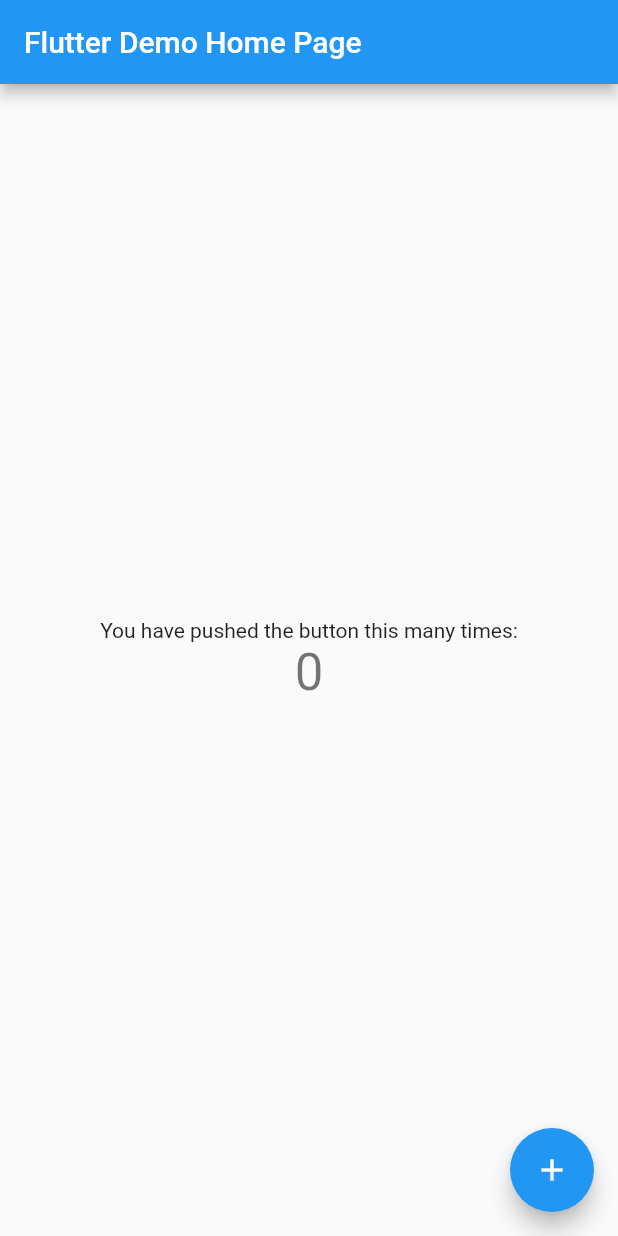
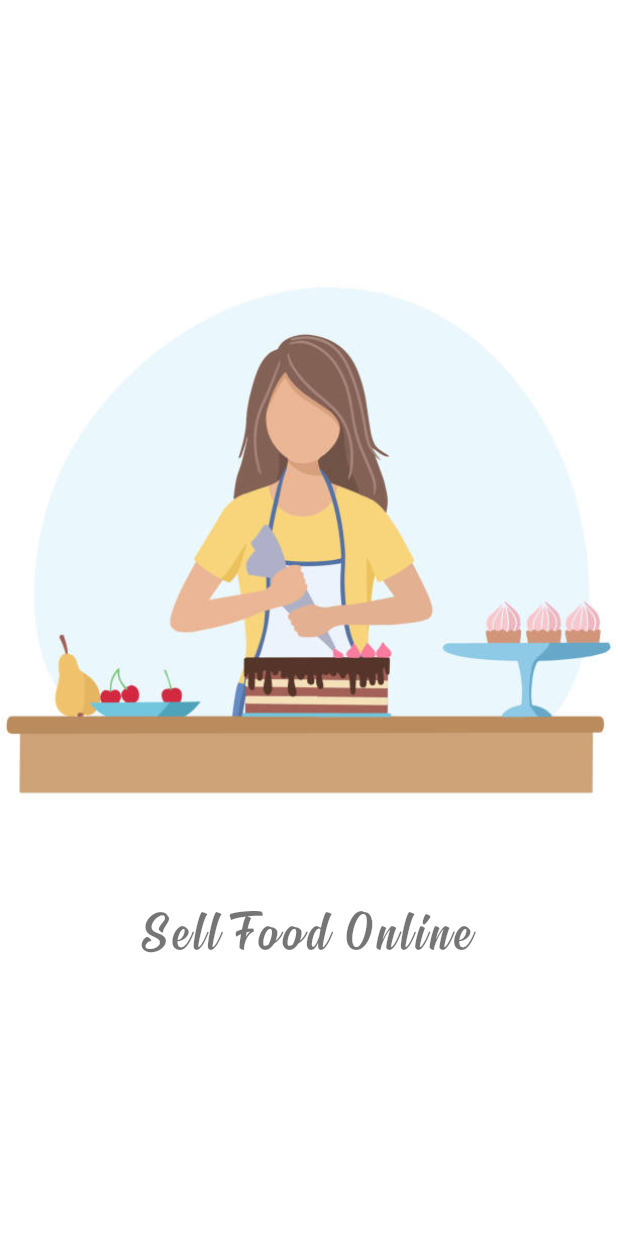
Before and after one commit to lyleverythinG03/Food--Lyle, a Flutter app: the screen it shows after launch, on a phone screen of 412 x 824 dp. Run offline on Flutter 3.47's test engine with Material 2 defaults, Android fonts, the phone set to English and light mode, and no system bars.

Commit message:
splash screen auth screen initial

```diff
--- a/foodlyle/lib/main.dart
+++ b/foodlyle/lib/main.dart
@@ -1,6 +1,8 @@
 import 'package:flutter/material.dart';
+import 'package:foodlyle/splashScreen/splash_Screen.dart';
 
-void main() {
+Future<void> main() async {
+  WidgetsFlutterBinding.ensureInitialized();
   runApp(const MyApp());
 }
 
@@ -11,105 +13,11 @@
   @override
   Widget build(BuildContext context) {
     return MaterialApp(
-      title: 'Flutter Demo',
+      title: 'FoodLyle Seller',
       theme: ThemeData(
-        // This is the theme of your application.
-        //
-        // Try running your application with "flutter run". You'll see the
-        // application has a blue toolbar. Then, without quitting the app, try
-        // changing the primarySwatch below to Colors.green and then invoke
-        // "hot reload" (press "r" in the console where you ran "flutter run",
-        // or simply save your changes to "hot reload" in a Flutter IDE).
-        // Notice that the counter didn't reset back to zero; the application
-        // is not restarted.
         primarySwatch: Colors.blue,
       ),
-      home: const MyHomePage(title: 'Flutter Demo Home Page'),
+      home: const MySplashScreen(),
     );
   }
 }
-
-class MyHomePage extends StatefulWidget {
-  const MyHomePage({Key? key, required this.title}) : super(key: key);
-
-  // This widget is the home page of your application. It is stateful, meaning
-  // that it has a State object (defined below) that contains fields that affect
-  // how it looks.
-
-  // This class is the configuration for the state. It holds the values (in this
-  // case the title) provided by the parent (in this case the App widget) and
-  // used by the build method of the State. Fields in a Widget subclass are
-  // always marked "final".
-
-  final String title;
-
-  @override
-  State<MyHomePage> createState() => _MyHomePageState();
-}
-
-class _MyHomePageState extends State<MyHomePage> {
-  int _counter = 0;
-
-  void _incrementCounter() {
-    setState(() {
-      // This call to setState tells the Flutter framework that something has
-      // changed in this State, which causes it to rerun the build method below
-      // so that the display can reflect the updated values. If we changed
-      // _counter without calling setState(), then the build method would not be
-      // called again, and so nothing would appear to happen.
-      _counter++;
-    });
-  }
-
-  @override
-  Widget build(BuildContext context) {
-    // This method is rerun every time setState is called, for instance as done
-    // by the _incrementCounter method above.
-    //
-    // The Flutter framework has been optimized to make rerunning build methods
-    // fast, so that you can just rebuild anything that needs updating rather
-    // than having to individually change instances of widgets.
-    return Scaffold(
-      appBar: AppBar(
-        // Here we take the value from the MyHomePage object that was created by
-        // the App.build method, and use it to set our appbar title.
-        title: Text(widget.title),
-      ),
-      body: Center(
-        // Center is a layout widget. It takes a single child and positions it
-        // in the middle of the parent.
-        child: Column(
-          // Column is also a layout widget. It takes a list of children and
-          // arranges them vertically. By default, it sizes itself to fit its
-          // children horizontally, and tries to be as tall as its parent.
-          //
-          // Invoke "debug painting" (press "p" in the console, choose the
-          // "Toggle Debug Paint" action from the Flutter Inspector in Android
-          // Studio, or the "Toggle Debug Paint" command in Visual Studio Code)
-          // to see the wireframe for each widget.
-          //
-          // Column has various properties to control how it sizes itself and
-          // how it positions its children. Here we use mainAxisAlignment to
-          // center the children vertically; the main axis here is the vertical
-          // axis because Columns are vertical (the cross axis would be
-          // horizontal).
-          mainAxisAlignment: MainAxisAlignment.center,
-          children: <Widget>[
-            const Text(
-              'You have pushed the button this many times:',
-            ),
-            Text(
-              '$_counter',
-              style: Theme.of(context).textTheme.headline4,
-            ),
-          ],
-        ),
-      ),
-      floatingActionButton: FloatingActionButton(
-        onPressed: _incrementCounter,
-        tooltip: 'Increment',
-        child: const Icon(Icons.add),
-      ), // This trailing comma makes auto-formatting nicer for build methods.
-    );
-  }
-}
--- /dev/null
+++ b/foodlyle/lib/splashScreen/splash_screen.dart
@@ -0,0 +1,66 @@
+// ignore_for_file: file_names
+
+import 'dart:async';
+
+import 'package:flutter/material.dart';
+import 'package:foodlyle/authentication/auth_screen.dart';
+
+class MySplashScreen extends StatefulWidget {
+  const MySplashScreen({Key? key}) : super(key: key);
+
+  @override
+  _MySplashScreenState createState() => _MySplashScreenState();
+}
+
+class _MySplashScreenState extends State<MySplashScreen> {
+  startTimer() {
+    Timer(const Duration(seconds: 8), () async {
+      Navigator.push(
+        context,
+        MaterialPageRoute(
+          builder: (c) => const AuthScreen(),
+        ),
+      );
+    });
+  }
+
+  @override
+  void initState() {
+    // TODO: implement initState
+    super.initState();
+    startTimer();
+  }
+
+  @override
+  Widget build(BuildContext context) {
+    return Material(
+      child: Container(
+        color: Colors.white,
+        child: Center(
+          child: Column(
+            mainAxisAlignment: MainAxisAlignment.center,
+            children: [
+              Image.asset("images/splash.jpg"),
+              const SizedBox(
+                height: 10,
+              ),
+              const Padding(
+                padding: EdgeInsets.all(18.0),
+                child: Text(
+                  'Sell Food Online',
+                  textAlign: TextAlign.center,
+                  style: TextStyle(
+                    color: Colors.black54,
+                    fontSize: 40,
+                    fontFamily: "Signatra",
+                    letterSpacing: 3,
+                  ),
+                ),
+              ),
+            ],
+          ),
+        ),
+      ),
+    );
+  }
+}
```
Also changed, not shown: foodlyle/lib/authentication/auth_screen.dart (added, +91 -0 lines), foodlyle/lib/authentication/login.dart (added, +15 -0 lines), foodlyle/lib/authentication/register.dart (added, +15 -0 lines), foodlyle/pubspec.yaml (+15 -27 lines), foodlyle/assets/fonts/BebasNeue-Regular.ttf (added), foodlyle/assets/fonts/Lobster-Regular.ttf (added), foodlyle/assets/fonts/Signatra.ttf (added), foodlyle/assets/fonts/VarelaRound-Regular.ttf (added), foodlyle/images/delivered.jpg (added), foodlyle/images/packing.png (added), foodlyle/images/seller.png (added), foodlyle/images/splash.jpg (added).
